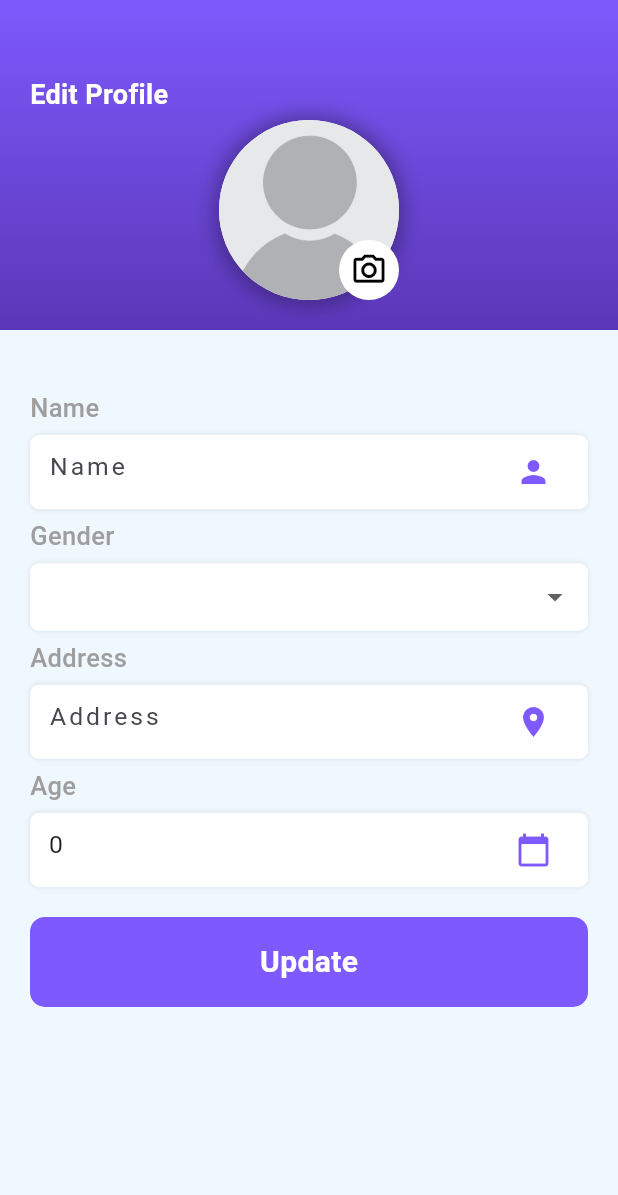
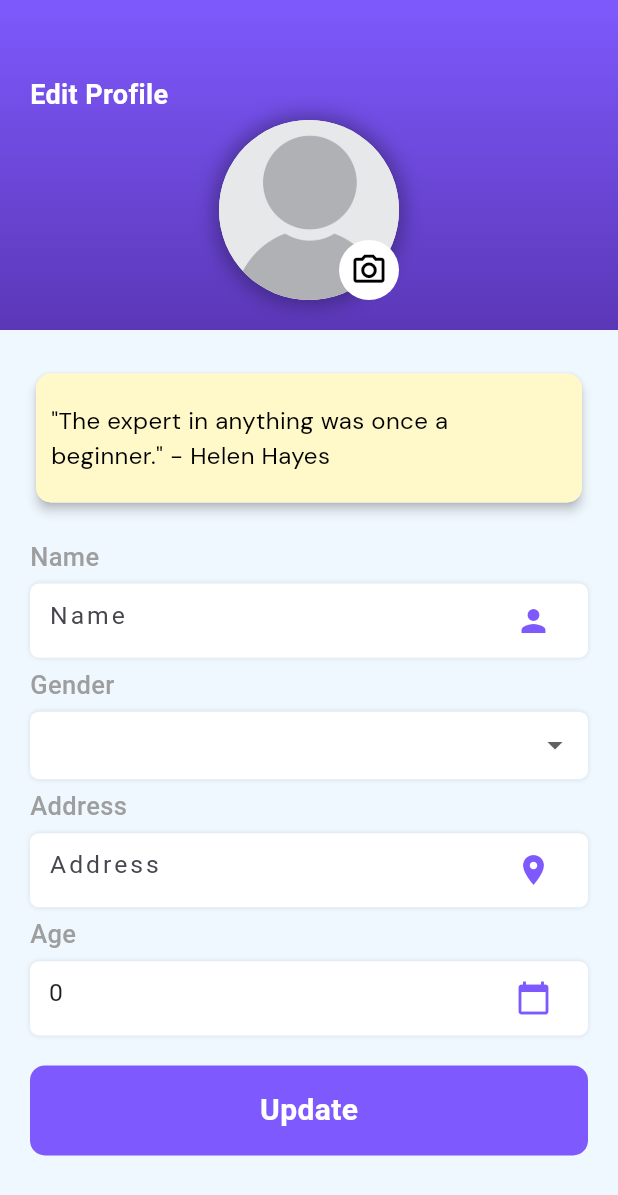
Before and after one commit to showravdas11/poralekha-app, a Flutter app: the UpdateProfileScreen screen opened directly, on a phone screen of 412 x 824 dp. Shown: the top 1195 px of the screen. Run offline on Flutter 3.47's test engine with Material 3 defaults, Android fonts, the phone set to English and light mode, and no system bars; our stand-ins replace awesome_dialog, cloud_firestore, firebase_auth, firebase_core, flutter_spinkit, get and 4 more; missing offline and left inert: syncfusion_flutter_pdfviewer; accounts and stored records are empty.

```diff
--- a/lib/AllLectures/AllLectures.dart
+++ b/lib/AllLectures/AllLectures.dart
@@ -60,6 +60,8 @@ class _AllLectureScreenState extends State<AllLectureScreen> {
                       itemBuilder: (context, index) {
                         final lectureData = snapshot.data!.docs[index].data()
                             as Map<String, dynamic>;
+                        final documentId = snapshot.data!.docs[index].id;
+                        // print("my document id ${documentId}");
 
                         final String state = lectureData["state"];
 
@@ -67,6 +69,7 @@ class _AllLectureScreenState extends State<AllLectureScreen> {
                           padding: EdgeInsets.only(top: screenHeight * 0.01),
                           child: LectureCard(
                             lectureData: lectureData,
+                            documentId: documentId,
                             screen: "admin",
                           ),
                         );
--- a/lib/common/CommonTextField.dart
+++ b/lib/common/CommonTextField.dart
@@ -31,10 +31,8 @@ class _CommonTextFieldState extends State<CommonTextField> {
     final screenHeight = MediaQuery.of(context).size.height;
 
     return Container(
-      height: screenHeight * 0.06, // Adjust height based on screen height
-      padding: EdgeInsets.symmetric(
-          horizontal:
-              screenWidth * 0.03), // Adjust padding based on screen width
+      height: screenHeight * 0.06,
+      padding: EdgeInsets.symmetric(horizontal: screenWidth * 0.03),
       decoration: BoxDecoration(
         color: Colors.white,
         borderRadius: BorderRadius.circular(6),
@@ -47,9 +45,7 @@ class _CommonTextFieldState extends State<CommonTextField> {
           obscureText: widget.obscure,
           controller: widget.controller,
           keyboardType: widget.textInputType,
-          style: TextStyle(
-              fontSize:
-                  screenWidth * 0.04), // Adjust font size based on screen width
+          style: TextStyle(fontSize: screenWidth * 0.04),
           decoration: widget.decoration ??
               InputDecoration(
                 suffixIcon: widget.suffixIcon,
--- a/lib/screens/Home/My_Drawer_list.dart
+++ b/lib/screens/Home/My_Drawer_list.dart
@@ -14,7 +14,7 @@ class MyDrawerList extends StatelessWidget {
       child: Column(
         children: [
           ListTile(
-            leading: const Icon(Iconsax.add_circle),
+            leading: const Icon(Iconsax.user),
             title: const Text("Approve User"),
             onTap: () {
               Navigator.push(context,
@@ -22,7 +22,7 @@ class MyDrawerList extends StatelessWidget {
             },
           ),
           ListTile(
-            leading: const Icon(Iconsax.add_circle),
+            leading: const Icon(Icons.admin_panel_settings_outlined),
             title: const Text("Mange Admin"),
             onTap: () {
               Navigator.push(context,
--- a/lib/screens/UpdateProfileScreen/UpdateProfile.dart
+++ b/lib/screens/UpdateProfileScreen/UpdateProfile.dart
@@ -1,3 +1,4 @@
+import 'dart:async';
 import 'dart:io';
 
 import 'package:awesome_dialog/awesome_dialog.dart';
@@ -19,7 +20,6 @@ class UpdateProfileScreen extends StatefulWidget {
 
 class _UpdateProfileScreenState extends State<UpdateProfileScreen> {
   TextEditingController nameController = TextEditingController();
-  // TextEditingController genderController = TextEditingController();
   TextEditingController addressController = TextEditingController();
   TextEditingController ageController = TextEditingController();
   File? _selectedImage;
@@ -29,15 +29,40 @@ class _UpdateProfileScreenState extends State<UpdateProfileScreen> {
   late Stream<QuerySnapshot> _usersStream;
   final auth = FirebaseAuth.instance;
 
-//-----------------data fetching---------------------//
+  late Timer _timer;
+  List<String> quotes = [
+    """"The expert in anything was once a beginner." - Helen Hayes """,
+    """ "The only way to do great work is to love what you do." - Steve Jobs """,
+    """ "The secret of getting ahead is getting started." - Mark Twain """,
+    """ "Success is the sum of small efforts, repeated day in and day out." - Robert Collier """,
+    // Add more quotes here as needed
+  ];
+  int currentIndex = 0;
+
   @override
   void initState() {
     super.initState();
+    // Initialize the timer to change the quote every 5 seconds
+    _timer = Timer.periodic(Duration(seconds: 5), (timer) {
+      setState(() {
+        // Increment the currentIndex to display the next quote
+        currentIndex = (currentIndex + 1) % quotes.length;
+      });
+    });
+
+    // Fetch user data
     User? user = FirebaseAuth.instance.currentUser;
     _usersStream = FirebaseFirestore.instance
         .collection('users')
         .where('email', isEqualTo: user?.email)
         .snapshots();
+  }
+
+  @override
+  void dispose() {
+    // Cancel the timer to prevent memory leaks
+    _timer.cancel();
+    super.dispose();
   }
 
   //-----------------update user profile function--------------------//
@@ -140,8 +165,7 @@ class _UpdateProfileScreenState extends State<UpdateProfileScreen> {
                     child: Container(
                       alignment: Alignment.center,
                       child: Stack(
-                        alignment: Alignment
-                            .bottomRight, // Aligns the camera icon to the bottom right
+                        alignment: Alignment.bottomRight,
                         children: [
                           Container(
                             width: 120,
@@ -171,18 +195,17 @@ class _UpdateProfileScreenState extends State<UpdateProfileScreen> {
                                       "assets/images/person-placeholder.jpg",
                                       fit: BoxFit.cover,
                                     ),
-                                  ), // Empty container, you can handle this case as per your requirement
+                                  ),
                           ),
                           Container(
-                            margin: const EdgeInsets.only(
-                                bottom: 0, right: 0), // Adjust margin as needed
+                            margin: const EdgeInsets.only(bottom: 0, right: 0),
                             child: GestureDetector(
                               onTap: _picImageFormGallery,
                               child: const CircleAvatar(
                                 backgroundColor: Colors.white,
                                 child: Icon(
                                   Icons.camera_alt_outlined,
-                                  size: 25, // Adjust icon size as needed
+                                  size: 25,
                                   color: Color.fromARGB(255, 0, 0, 0),
                                 ),
                               ),
@@ -196,6 +219,34 @@ class _UpdateProfileScreenState extends State<UpdateProfileScreen> {
               ),
             ),
             const SizedBox(height: 20),
+            Padding(
+              padding: const EdgeInsets.only(top: 5, left: 20, right: 20),
+              child: Card(
+                elevation: 3,
+                shape: RoundedRectangleBorder(
+                  borderRadius: BorderRadius.circular(10.0),
+                ),
+                child: Center(
+                  child: Container(
+                    decoration: BoxDecoration(
+                        color: Color.fromARGB(255, 255, 248, 200),
+                        borderRadius: BorderRadius.circular(10)),
+                    child: Padding(
+                      padding: const EdgeInsets.symmetric(
+                          vertical: 20, horizontal: 10),
+                      child: Text(
+                        quotes[currentIndex],
+                        style: TextStyle(
+                            fontSize: 16,
+                            fontWeight: FontWeight.w500,
+                            fontFamily: "FontMain",
+                            color: const Color.fromARGB(255, 0, 0, 0)),
+                      ),
+                    ),
+                  ),
+                ),
+              ),
+            ),
             Padding(
               padding: const EdgeInsets.all(20),
               child: Column(
@@ -240,7 +291,8 @@ class _UpdateProfileScreenState extends State<UpdateProfileScreen> {
                                   color: Colors.grey,
                                   fontSize: 17,
                                   fontWeight: FontWeight.w500),
-                              )),
+                            ),
+                          ),
                           const SizedBox(
                             height: 6,
                           ),
@@ -253,7 +305,6 @@ class _UpdateProfileScreenState extends State<UpdateProfileScreen> {
                               Icons.person,
                               color: Color(0xFF7E59FD),
                             ),
-                            // label: "Address",
                           ),
                           const SizedBox(height: 6),
                           const Align(
@@ -264,7 +315,8 @@ class _UpdateProfileScreenState extends State<UpdateProfileScreen> {
                                   color: Colors.grey,
                                   fontSize: 17,
                                   fontWeight: FontWeight.w500),
-                              )),
+                            ),
+                          ),
                           const SizedBox(
                             height: 6,
                           ),
@@ -278,7 +330,8 @@ class _UpdateProfileScreenState extends State<UpdateProfileScreen> {
                                 BoxShadow(
                                     color: Colors.black.withOpacity(0.1),
                                     blurRadius: 2)
-                                ]),
+                              ],
+                            ),
                             child: DropdownButtonFormField<String>(
                               value: selectGender,
                               onChanged: (String? newValue) {
@@ -308,7 +361,6 @@ class _UpdateProfileScreenState extends State<UpdateProfileScreen> {
                               }).toList(),
                               decoration: const InputDecoration(
                                   border: InputBorder.none,
-                                  // labelText: 'Gender'
                                   alignLabelWithHint: true,
                                   iconColor: Color(0xFF7E59FD)),
                             ),
@@ -322,7 +374,8 @@ class _UpdateProfileScreenState extends State<UpdateProfileScreen> {
                                   color: Colors.grey,
                                   fontSize: 17,
                                   fontWeight: FontWeight.w500),
-                              )),
+                            ),
+                          ),
                           const SizedBox(
                             height: 6,
                           ),
@@ -333,7 +386,6 @@ class _UpdateProfileScreenState extends State<UpdateProfileScreen> {
                             obscure: false,
                             suffixIcon: const Icon(Icons.location_on,
                                 color: Color(0xFF7E59FD)),
-                            // label: "Address",
                           ),
                           const SizedBox(height: 6),
                           const Align(
@@ -344,7 +396,8 @@ class _UpdateProfileScreenState extends State<UpdateProfileScreen> {
                                   color: Colors.grey,
                                   fontSize: 17,
                                   fontWeight: FontWeight.w500),
-                              )),
+                            ),
+                          ),
                           const SizedBox(
                             height: 6,
                           ),
@@ -364,7 +417,6 @@ class _UpdateProfileScreenState extends State<UpdateProfileScreen> {
                   RoundedButton(
                     title: "Update",
                     onTap: () {
-                      // print(" Gennnnn ${selectGender}");
                       if (nameController.text.trim().isEmpty ||
                           addressController.text.trim().isEmpty ||
                           ageController.text.trim().isEmpty ||
@@ -393,8 +445,6 @@ class _UpdateProfileScreenState extends State<UpdateProfileScreen> {
 
                         _updateUserData();
                       }
-
-                      // _updateUserData();
                     },
                     width: 200,
                   ),
```
Also changed, not shown: lib/screens/EditLectures/EditLecturs.dart (added, +299 -0 lines), lib/screens/Home/HomeScreen.dart (+6 -1 lines), lib/widgets/LecturesCard.dart (+19 -6 lines). Lines whose indentation alone changed are shown as unchanged.
